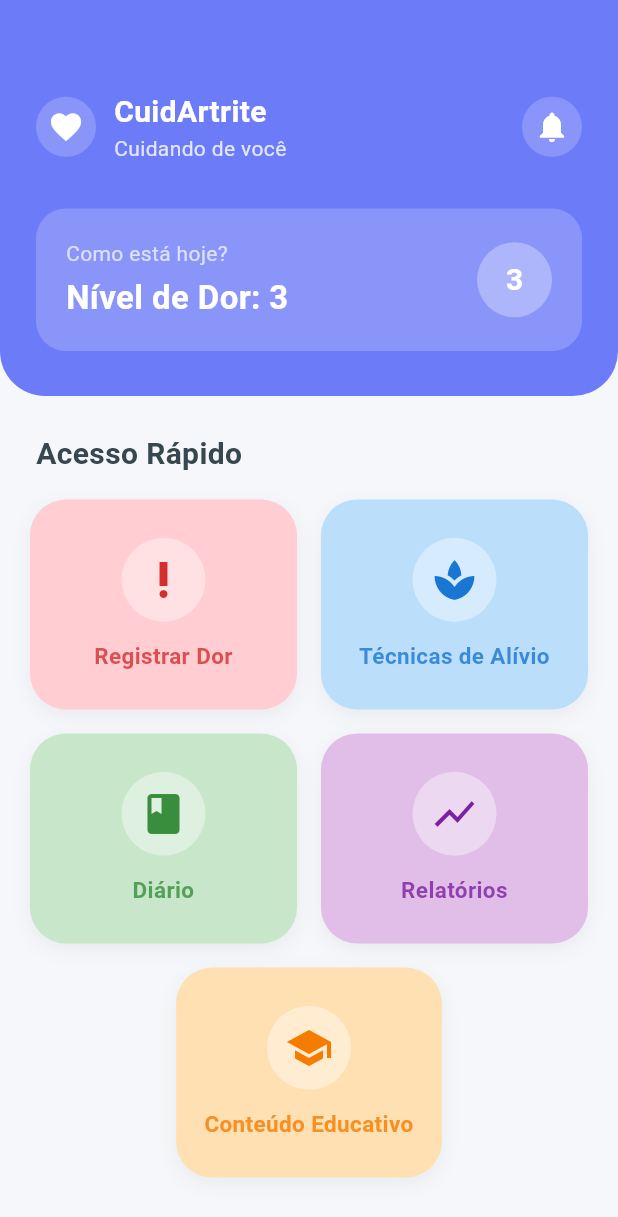
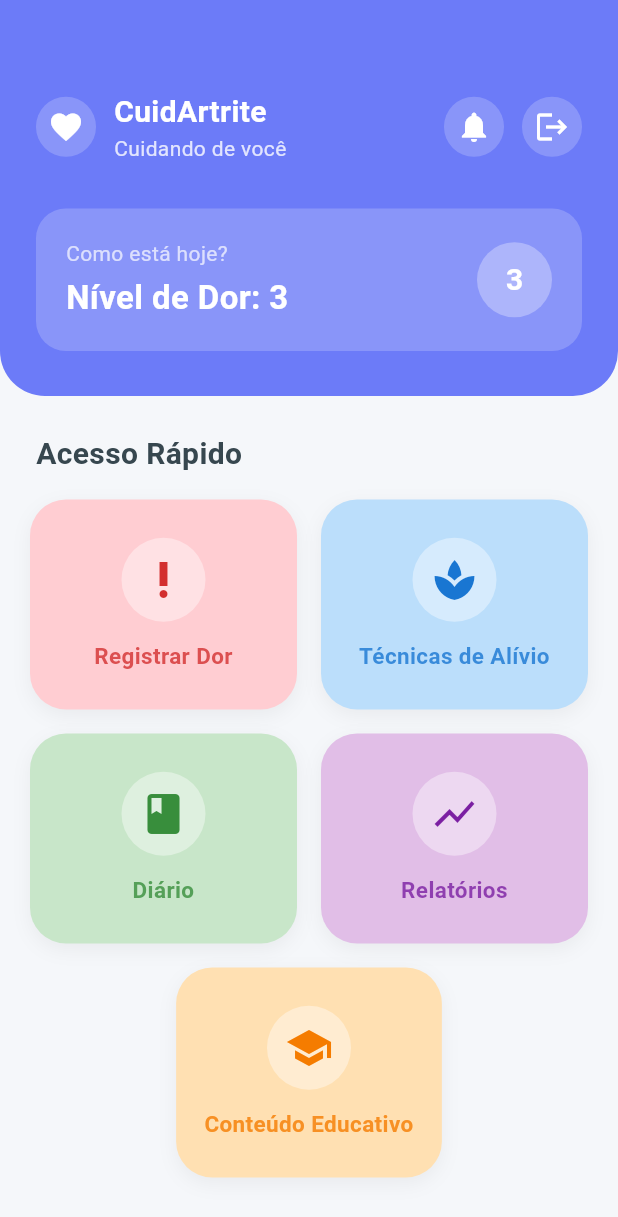
Before and after one commit to eduardo-oldenburg/cuid_artrite, a Flutter app: the HomePage screen opened by its route, on a phone screen of 412 x 824 dp. Shown: the top 1217 px of the screen. Run offline on Flutter 3.47's test engine with Material 3 defaults, Android fonts, the light colour scheme and no system bars; our stand-ins replace cloud_firestore, firebase_core, shared_preferences; accounts and stored records are empty.

Commit message:
fix: logout button

```diff
--- a/cuid_artrite/lib/features/home/presentation/pages/home_page.dart
+++ b/cuid_artrite/lib/features/home/presentation/pages/home_page.dart
@@ -108,6 +108,9 @@ class HomePage extends StatelessWidget {
                   ),
                 ],
               ),
+          Row(
+            children: [
+              // --- 1. Notifications Button (Your new code) ---
               GestureDetector(
                 onTap: () {
                   Navigator.push(
@@ -120,12 +123,32 @@ class HomePage extends StatelessWidget {
                 child: Container(
                   padding: const EdgeInsets.all(8),
                   decoration: BoxDecoration(
-                    color: AppColors.white.withOpacity(0.2),
+                    color: AppColors.white.withOpacity(0.2), // Glass effect
                     shape: BoxShape.circle,
                   ),
                   child: const Icon(Icons.notifications, color: AppColors.white),
                 ),
               ),
+
+              const SizedBox(width: 12), // Space between buttons
+
+              // --- 2. Logout Button (Matching Style) ---
+              GestureDetector(
+                onTap: () => _logout(context),
+                child: Container(
+                  padding: const EdgeInsets.all(8),
+                  decoration: BoxDecoration(
+                    // Using the same style as notifications for consistency
+                    color: AppColors.white.withOpacity(0.2),
+                    // If you prefer it red to warn the user, uncomment below:
+                    // color: Colors.red.withOpacity(0.7),
+                    shape: BoxShape.circle,
+                  ),
+                  child: const Icon(Icons.logout, color: AppColors.white),
+                ),
+              ),
+            ],
+          )
             ],
           ),
 
```
